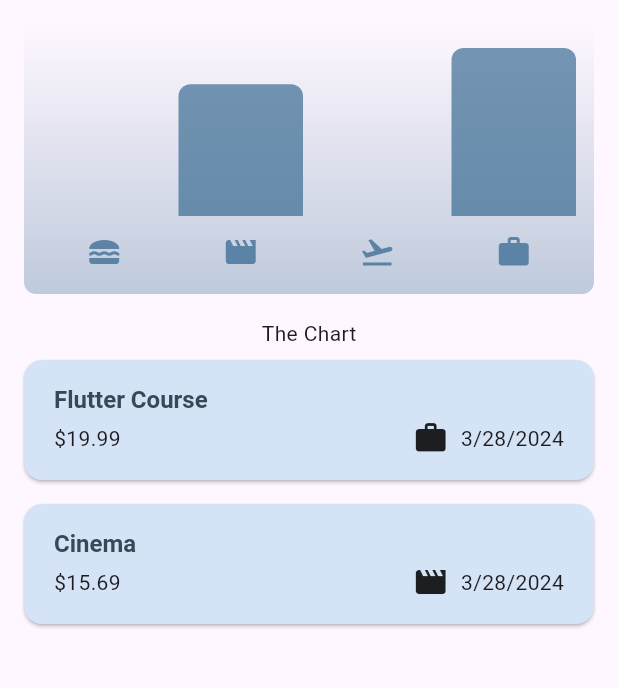
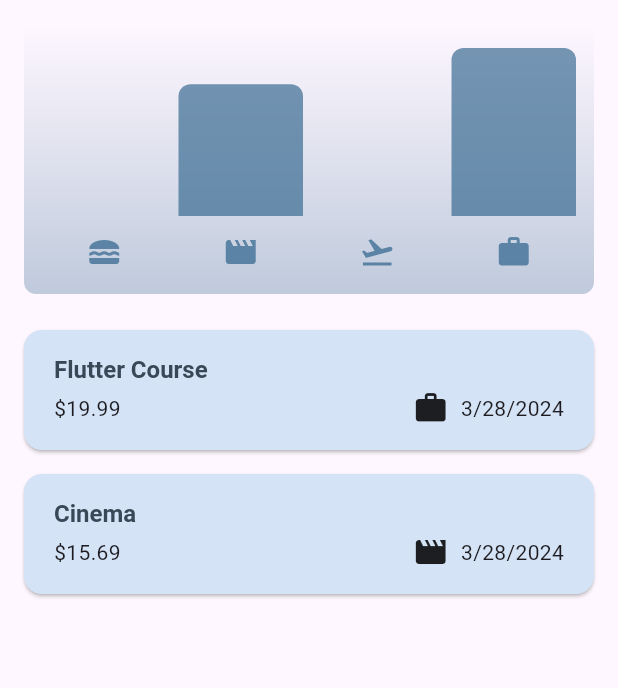
Before and after one commit to william-kung/flutter_expense_tracker, a Flutter app: the screen it shows after launch, on a phone screen of 412 x 824 dp, the part 84-772 px from its top. Run offline on Flutter 3.47's test engine with Material 3 defaults, Android fonts, the phone set to English and light mode, and no system bars.

Commit message:
complelte basic responsive design

```diff
--- a/lib/main.dart
+++ b/lib/main.dart
@@ -1,6 +1,5 @@
 import 'package:flutter/material.dart';
 import 'package:expense_tracker_app/widgets/expenses.dart';
-import 'package:flutter/services.dart';
 
 var kColorScheme = ColorScheme.fromSeed(
   seedColor: const Color.fromARGB(255, 4, 73, 113),
@@ -12,10 +11,6 @@ var kDarkColorScheme = ColorScheme.fromSeed(
 );
 
 void main() {
-  WidgetsFlutterBinding.ensureInitialized();
-  SystemChrome.setPreferredOrientations([
-    DeviceOrientation.portraitUp,
-  ]).then((fn){
   runApp(
     MaterialApp(
       darkTheme: ThemeData.dark().copyWith(
@@ -58,6 +53,4 @@ void main() {
       home: const Expenses(),
     ),
   );
-  });
-
 }
--- a/lib/widgets/expenses.dart
+++ b/lib/widgets/expenses.dart
@@ -72,6 +72,8 @@ class _ExpensesState extends State<Expenses> {
 
   @override
   Widget build(BuildContext context) {
+    final width = MediaQuery.of(context).size.width;
+
     Widget mainContent = const Center(
       child: Text(
         'No expenses found.  Start adding some!'
@@ -95,10 +97,17 @@ class _ExpensesState extends State<Expenses> {
           ),
         ],
       ),
-      body: Column(
+      body: width < 600 ? Column(
         children: [
           Chart(expenses: _registeredExpenses),
-          const Text('The Chart'),
+          Expanded(
+            child: mainContent
+          ),
+        ],
+      ) : Row (
+        children:[
+          Expanded(
+            child: Chart(expenses: _registeredExpenses)),
           Expanded(
             child: mainContent
           ),
```
Lines whose indentation alone changed are shown as unchanged.
